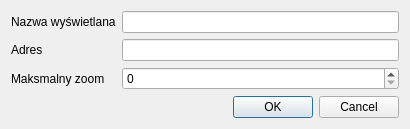
The window that settings/osmlayerdialog.ui (fotorelacjonusz/classic) describes before a commit, drawn with Qt 5.
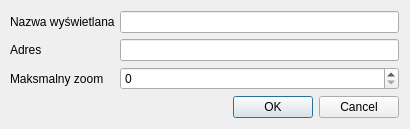
The same window after the commit.

Commit message: layout margins, editable lengthComboBox, filled arrow head

```diff
--- a/settings/osmlayerdialog.ui
+++ b/settings/osmlayerdialog.ui
@@ -14,6 +14,12 @@
    <string>Dodaj warstwę w formacie OSM</string>
   </property>
   <layout class="QFormLayout" name="formLayout">
+   <property name="horizontalSpacing">
+    <number>5</number>
+   </property>
+   <property name="leftMargin">
+    <number>10</number>
+   </property>
    <item row="0" column="0">
     <widget class="QLabel" name="nameLabel">
      <property name="text">
```
The commit also changes 11 other files.
